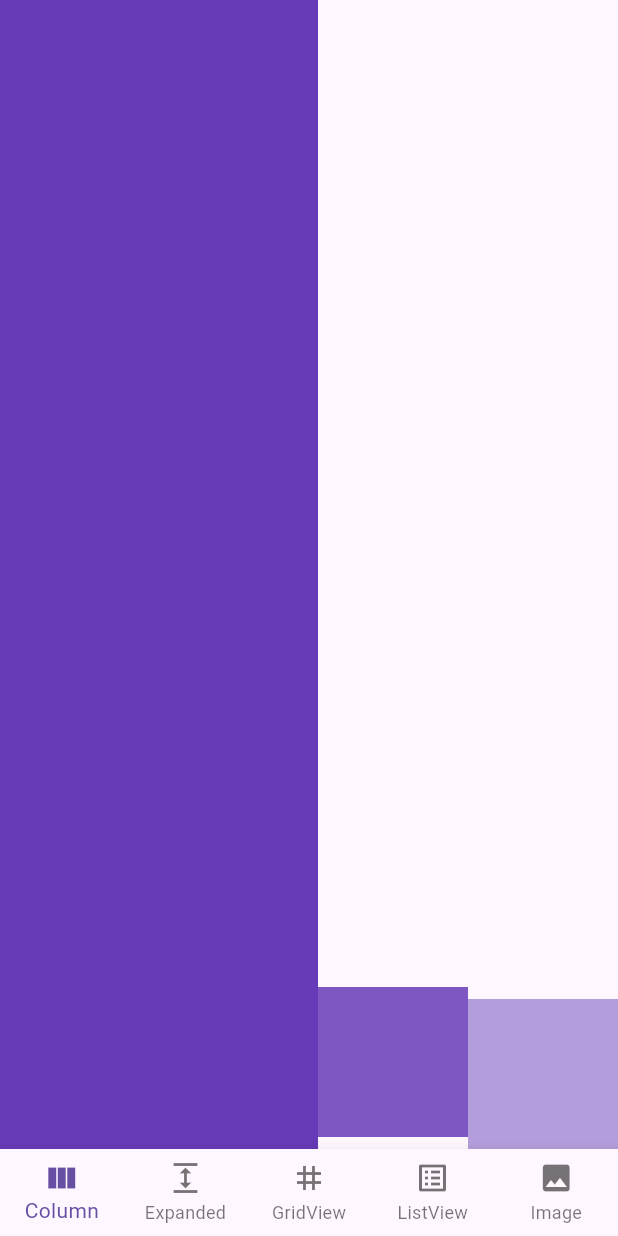
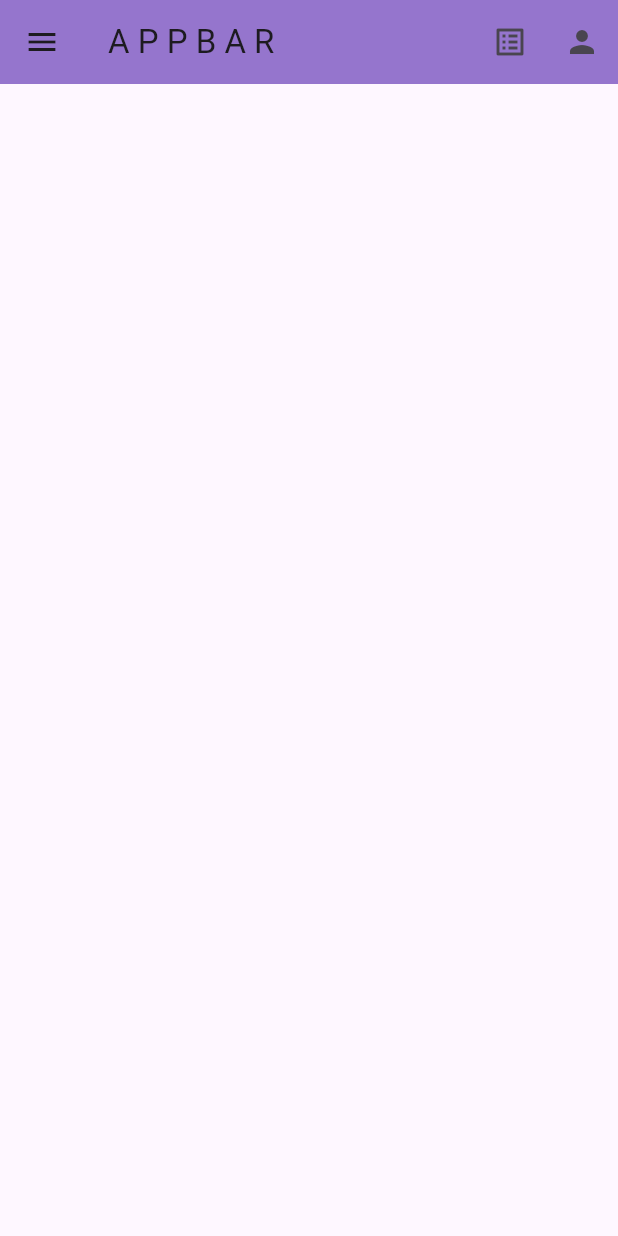
Before and after one commit to SergioCamiloCastillo/widgets-of-the-day, a Flutter app: the screen it shows after launch, on a phone screen of 412 x 824 dp. Run offline on Flutter 3.47's test engine with Material 2 defaults, Android fonts, the phone set to English and light mode, and no system bars.

Commit message:
create screen appbar

```diff
--- /dev/null
+++ b/lib/appbar_screen.dart
@@ -0,0 +1,62 @@
+import 'package:flutter/material.dart';
+import 'package:widgetsoftheday/expanded_screen.dart';
+import 'package:widgetsoftheday/image_screen.dart';
+
+class AppbarScreen extends StatelessWidget {
+  const AppbarScreen({super.key});
+
+  @override
+  Widget build(BuildContext context) {
+    return Scaffold(
+      appBar: AppBar(
+        backgroundColor: Colors.deepPurple[300],
+        elevation: 0,
+        title: Text("A P P B A R"),
+        // leading: IconButton(
+        //   onPressed: () {},
+        //   icon: Icon(Icons.arrow_back_rounded),
+        // ),
+        actions: [
+          IconButton(onPressed: () {}, icon: Icon(Icons.list_alt_outlined)),
+          IconButton(onPressed: () {}, icon: Icon(Icons.person))
+        ],
+      ),
+      drawer: Drawer(
+        child: Container(
+            color: Colors.deepPurple[100],
+            child: ListView(
+              children: [
+                DrawerHeader(
+                    child: Center(
+                        child: Text(
+                  "L O G O",
+                  style: TextStyle(fontSize: 35),
+                ))),
+                ListTile(
+                  leading: Icon(Icons.home),
+                  title: Text(
+                    "Page 1",
+                    style: TextStyle(fontSize: 20),
+                  ),
+                  onTap: () {
+                    Navigator.of(context).push(MaterialPageRoute(
+                        builder: (context) => ExpandedScreen()));
+                  },
+                ),
+                ListTile(
+                  leading: Icon(Icons.image),
+                  title: Text(
+                    "Page 2",
+                    style: TextStyle(fontSize: 20),
+                  ),
+                  onTap: () {
+                    Navigator.of(context).push(
+                        MaterialPageRoute(builder: (context) => ImageScreen()));
+                  },
+                )
+              ],
+            )),
+      ),
+    );
+  }
+}
--- a/lib/config/app_theme.dart
+++ b/lib/config/app_theme.dart
@@ -1,5 +1,11 @@
 import 'package:flutter/material.dart';
 
 class AppTheme {
-  ThemeData getTheme() => ThemeData(useMaterial3: true);
+  ThemeData getTheme() => ThemeData(
+        useMaterial3: true,
+        appBarTheme: AppBarTheme(
+          backgroundColor:
+              Colors.green, // Establecer el color de fondo del AppBar en verde
+        ),
+      );
 }
--- a/lib/gesture_detector_screen.dart
+++ b/lib/gesture_detector_screen.dart
@@ -8,11 +8,11 @@ class GestureDetectorScreen extends StatefulWidget {
 }
 
 class _GestureDetectorScreenState extends State<GestureDetectorScreen> {
-  int nomberOfTimesTapped = 0;
+  int numberOfTimesTapped = 0;
 
   void _increaseNumber() {
     setState(() {
-      nomberOfTimesTapped++;
+      numberOfTimesTapped++;
     });
   }
 
@@ -25,7 +25,7 @@ class _GestureDetectorScreenState extends State<GestureDetectorScreen> {
             mainAxisAlignment: MainAxisAlignment.spaceEvenly,
             children: [
               Text(
-                "Hizo ${nomberOfTimesTapped.toString()} clicks",
+                "Hizo ${numberOfTimesTapped.toString()} clicks",
                 style: TextStyle(fontSize: 30),
               ),
               GestureDetector(
--- a/lib/main.dart
+++ b/lib/main.dart
@@ -1,4 +1,5 @@
 import 'package:flutter/material.dart';
+import 'package:widgetsoftheday/appbar_screen.dart';
 import 'package:widgetsoftheday/bottom_navbar.dart';
 import 'package:widgetsoftheday/column_row_screen.dart';
 import 'package:widgetsoftheday/config/app_theme.dart';
@@ -20,6 +21,7 @@ class MainApp extends StatelessWidget {
   @override
   Widget build(BuildContext context) {
     return MaterialApp(
-        theme: AppTheme().getTheme(), home: const BottomNavBar());
+      debugShowCheckedModeBanner: false,
+        theme: AppTheme().getTheme(), home: const AppbarScreen());
   }
 }
```
Also changed, not shown: 3 other files.
